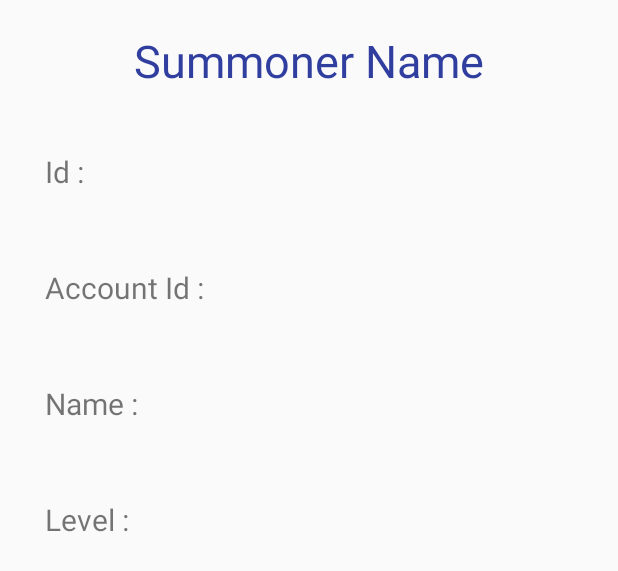
After one commit to aminesghir/LeagueHelper, an Android app: the layout activity_summoner_stats.xml on its own in the app's theme, with its tools: preview values and no code run, on a phone screen of 412 x 824 dp. The commit adds this screen. Shown: the top 571 px of the screen. Run offline under Robolectric (Android 15) with nearby library versions, the phone set to English and light mode, and no system bars.

```diff
--- a/app/build.gradle
+++ b/app/build.gradle
@@ -26,5 +26,6 @@ dependencies {
     })
     compile 'com.android.support:appcompat-v7:25.3.1'
     compile 'com.android.support.constraint:constraint-layout:1.0.2'
+    compile 'com.android.support:design:25.3.1'
     testCompile 'junit:junit:4.12'
 }
--- a/app/src/main/res/layout/activity_match_list.xml
+++ b/app/src/main/res/layout/activity_match_list.xml
@@ -10,8 +10,9 @@
         android:layout_width="match_parent"
         android:layout_height="wrap_content"
         android:text="History"
+        android:textColor="@color/colorPrimaryDark"
         android:gravity="center"
-        android:textSize="25sp"/>
+        android:textSize="40sp"/>
     <android.support.v4.widget.SwipeRefreshLayout
         xmlns:android="http://schemas.android.com/apk/res/android"
         android:id="@+id/swiperefresh"
--- /dev/null
+++ b/app/src/main/res/layout/activity_summoner_stats.xml
@@ -0,0 +1,134 @@
+<?xml version="1.0" encoding="utf-8"?>
+<LinearLayout xmlns:android="http://schemas.android.com/apk/res/android"
+    xmlns:app="http://schemas.android.com/apk/res-auto"
+    xmlns:tools="http://schemas.android.com/tools"
+    android:layout_width="match_parent"
+    android:layout_height="match_parent"
+    tools:context="com.aminesghir.leaguehelper.UI.SummonerStatsActivity"
+    android:orientation="vertical"
+    android:id="@+id/layout">
+
+        <TextView
+            android:id="@+id/title"
+            android:layout_width="match_parent"
+            android:layout_height="wrap_content"
+            android:text="Summoner Name"
+            android:layout_marginTop="20dp"
+            android:textSize="30sp"
+            android:layout_gravity="center"
+            android:gravity="center"
+            android:textColor="@color/colorPrimaryDark"/>
+
+    <ScrollView
+        android:layout_width="match_parent"
+        android:layout_height="wrap_content">
+
+        <LinearLayout
+            android:layout_width="match_parent"
+            android:layout_height="wrap_content"
+            android:orientation="vertical">
+
+            <LinearLayout
+                android:id="@+id/idLinearLayout"
+                android:layout_width="match_parent"
+                android:layout_height="wrap_content"
+                android:layout_marginTop="30dp"
+                android:orientation="horizontal"
+                android:padding="10dp"
+                android:weightSum="3">
+
+                <TextView
+                    android:layout_width="0dp"
+                    android:layout_height="wrap_content"
+                    android:layout_weight="1"
+                    android:layout_marginLeft="20dp"
+                    android:text="Id :"
+                    android:textSize="20sp" />
+
+                <TextView
+                    android:id="@+id/idTextView"
+                    android:layout_width="0dp"
+                    android:layout_height="wrap_content"
+                    android:layout_weight="2"
+                    android:gravity="center"
+                    android:textSize="20sp" />
+            </LinearLayout>
+
+            <LinearLayout
+                android:layout_width="match_parent"
+                android:layout_height="wrap_content"
+                android:layout_marginTop="30dp"
+                android:orientation="horizontal"
+                android:padding="10dp"
+                android:weightSum="3">
+
+                <TextView
+                    android:layout_width="0dp"
+                    android:layout_height="wrap_content"
+                    android:layout_weight="1"
+                    android:layout_marginLeft="20dp"
+                    android:text="Account Id :"
+                    android:textSize="20sp" />
+
+                <TextView
+                    android:id="@+id/accountIdTextView"
+                    android:layout_width="0dp"
+                    android:layout_height="wrap_content"
+                    android:layout_weight="2"
+                    android:gravity="center"
+                    android:textSize="20sp" />
+            </LinearLayout>
+
+            <LinearLayout
+                android:layout_width="match_parent"
+                android:layout_height="wrap_content"
+                android:layout_marginTop="30dp"
+                android:orientation="horizontal"
+                android:padding="10dp"
+                android:weightSum="3">
+
+                <TextView
+                    android:layout_width="0dp"
+                    android:layout_height="wrap_content"
+                    android:layout_weight="1"
+                    android:layout_marginLeft="20dp"
+                    android:text="Name :"
+                    android:textSize="20sp" />
+
+                <TextView
+                    android:id="@+id/nameTextView"
+                    android:layout_width="0dp"
+                    android:layout_height="wrap_content"
+                    android:layout_weight="2"
+                    android:gravity="center"
+                    android:textSize="20sp" />
+            </LinearLayout>
+
+            <LinearLayout
+                android:layout_width="match_parent"
+                android:layout_height="wrap_content"
+                android:layout_marginTop="30dp"
+                android:orientation="horizontal"
+                android:padding="10dp"
+                android:weightSum="3">
+
+                <TextView
+                    android:layout_width="0dp"
+                    android:layout_height="wrap_content"
+                    android:layout_weight="1"
+                    android:text="Level :"
+                    android:layout_marginLeft="20dp"
+                    android:textSize="20sp" />
+
+                <TextView
+                    android:id="@+id/levelTextView"
+                    android:layout_width="0dp"
+                    android:layout_height="wrap_content"
+                    android:layout_weight="2"
+                    android:gravity="center"
+                    android:textSize="20sp" />
+            </LinearLayout>
+
+        </LinearLayout>
+    </ScrollView>
+</LinearLayout>
--- /dev/null
+++ b/app/src/main/res/values-w820dp/dimens.xml
@@ -0,0 +1,6 @@
+<resources>
+    <!-- Example customization of dimensions originally defined in res/values/dimens.xml
+         (such as screen margins) for screens with more than 820dp of available width. This
+         would include 7" and 10" devices in landscape (~960dp and ~1280dp respectively). -->
+    <dimen name="activity_horizontal_margin">64dp</dimen>
+</resources>
--- a/app/src/main/res/values/strings.xml
+++ b/app/src/main/res/values/strings.xml
@@ -1,3 +1,6 @@
 <resources>
     <string name="app_name">LeagueHelper</string>
+    <string name="title_activity_summoner_detail">SummonerDetailActivity</string>
+    <string name="action_settings">Settings</string>
+    <string name="section_format">Hello World from section: %1$d</string>
 </resources>
--- a/app/src/main/res/values/styles.xml
+++ b/app/src/main/res/values/styles.xml
@@ -8,4 +8,13 @@
         <item name="colorAccent">@color/colorAccent</item>
     </style>
 
+    <style name="AppTheme.NoActionBar">
+        <item name="windowActionBar">false</item>
+        <item name="windowNoTitle">true</item>
+    </style>
+
+    <style name="AppTheme.AppBarOverlay" parent="ThemeOverlay.AppCompat.Dark.ActionBar" />
+
+    <style name="AppTheme.PopupOverlay" parent="ThemeOverlay.AppCompat.Light" />
+
 </resources>
```
Also changed, not shown: app/src/main/AndroidManifest.xml (+6 -2 lines), app/src/main/java/com/aminesghir/leaguehelper/Data/DataProvider.java (+15 -0 lines), app/src/main/java/com/aminesghir/leaguehelper/Data/JsonParser.java (+24 -9 lines), app/src/main/java/com/aminesghir/leaguehelper/Data/Model/GameSummoner.java (+63 -14 lines), app/src/main/java/com/aminesghir/leaguehelper/UI/Adapter/GameSummonerAdapter.java (+6 -6 lines), app/src/main/java/com/aminesghir/leaguehelper/UI/GameDetailActivity.java (+8 -0 lines), app/src/main/java/com/aminesghir/leaguehelper/UI/MatchListActivity.java (+9 -2 lines), app/src/main/java/com/aminesghir/leaguehelper/UI/SummonerDetailActivity.java (+17 -55 lines), app/src/main/java/com/aminesghir/leaguehelper/UI/SummonerStatsActivity.java (added, +82 -0 lines), app/src/main/res/layout/activity_summoner_detail.xml (+30 -113 lines), app/src/main/res/layout/fragment_summoner_detail.xml (added, +16 -0 lines), app/src/main/res/layout/item_history.xml (+29 -21 lines), app/src/main/res/menu/menu_summoner_detail.xml (added, +10 -0 lines), app/src/main/res/values/dimens.xml (added, +7 -0 lines).
